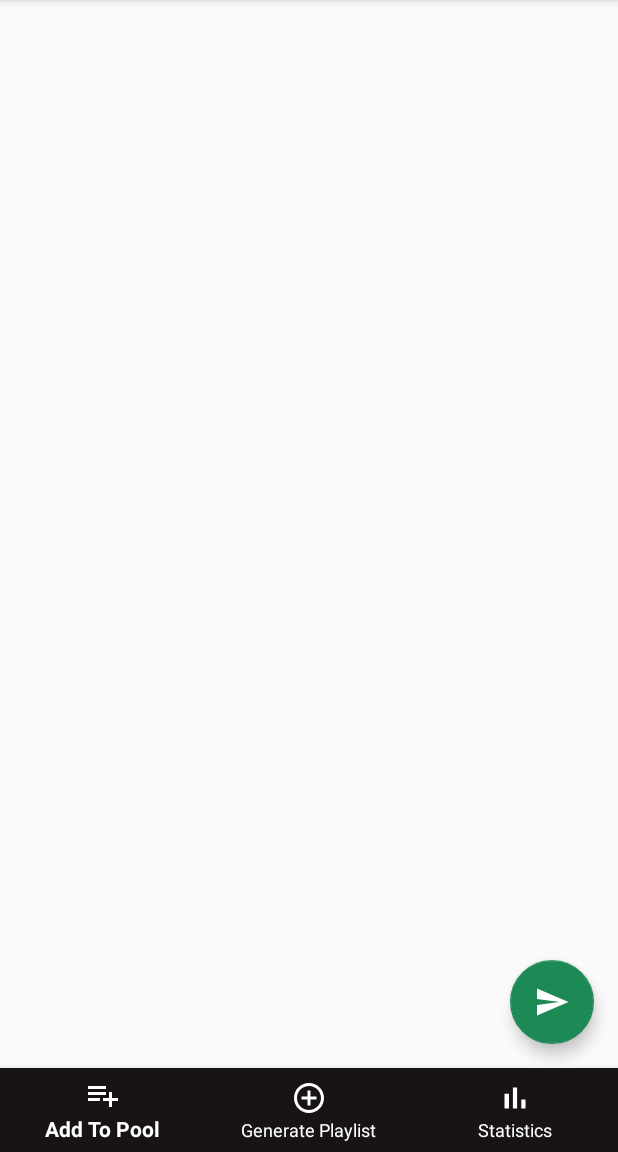
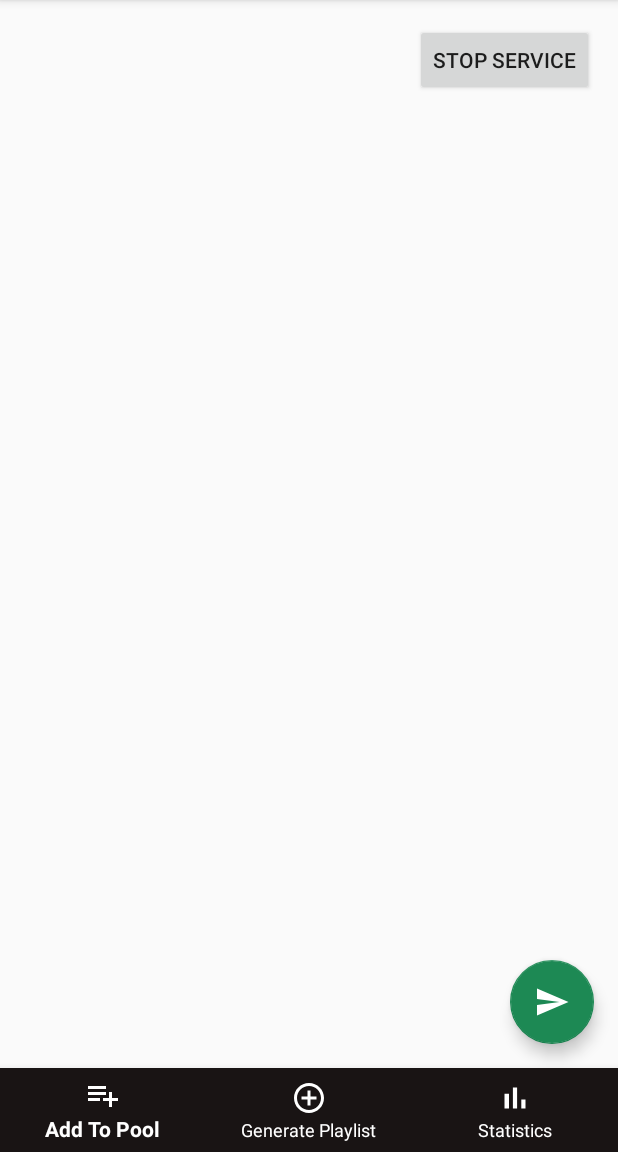
Before and after one commit to LMChavez980/FYP-Moodify, an Android app: the fragment AddToPoolFrag placed in its activity, on a phone screen of 412 x 824 dp, the part 84-1236 px from its top. Run offline under Robolectric (Android 15) with nearby library versions, the phone set to English and light mode, and no system bars; libraries missing offline, so code that uses them is left out: com.spotify.android, kaaes.spotify.webapi, retrofit.client; 3 statements that could not run were skipped.

Commit message:
Added Retrofit and Foreground Service

```diff
--- a/MoodifyApp/app/build.gradle
+++ b/MoodifyApp/app/build.gradle
@@ -37,6 +37,7 @@ repositories {
 dependencies {
     implementation fileTree(dir: "libs", include: ["*.jar"])
     implementation 'com.spotify.android:auth:1.2.3'
+    implementation 'com.github.PhilJay:MPAndroidChart:v3.1.0'
     implementation 'androidx.appcompat:appcompat:1.2.0'
     implementation 'androidx.constraintlayout:constraintlayout:2.0.4'
     implementation "androidx.coordinatorlayout:coordinatorlayout:1.1.0"
@@ -44,9 +45,11 @@ dependencies {
     implementation 'com.google.android.material:material:1.0.0'
     implementation 'com.github.kaaes:spotify-web-api-android:0.4.1'
     implementation 'com.android.volley:volley:1.1.1'
+    implementation 'com.squareup.retrofit2:converter-gson:2.9.0'
     testImplementation 'junit:junit:4.12'
     implementation project(':spotify-app-remote')
     implementation "com.google.code.gson:gson:2.8.5"
+    implementation 'com.squareup.retrofit2:retrofit:2.9.0'
     androidTestImplementation 'androidx.test.ext:junit:1.1.2'
     androidTestImplementation 'androidx.test.espresso:espresso-core:3.3.0'
 
--- a/MoodifyApp/app/src/main/AndroidManifest.xml
+++ b/MoodifyApp/app/src/main/AndroidManifest.xml
@@ -3,6 +3,7 @@
     package="com.fypmood.moodify">
 
     <uses-permission android:name="android.permission.INTERNET" />
+    <uses-permission android:name="android.permission.FOREGROUND_SERVICE"/>
 
     <application
         android:allowBackup="true"
@@ -11,6 +12,10 @@
         android:roundIcon="@mipmap/ic_launcher_round"
         android:supportsRtl="true"
         android:theme="@style/AppTheme">
+        <service android:name=".AnalyzeService"
+            android:enabled="true"
+            android:exported="false">
+        </service>
         <activity android:name="com.fypmood.moodify.SplashActivity">
             <intent-filter>
                 <action android:name="android.intent.action.MAIN" />
--- a/MoodifyApp/app/src/main/java/com/fypmood/moodify/AddToPoolFrag.java
+++ b/MoodifyApp/app/src/main/java/com/fypmood/moodify/AddToPoolFrag.java
@@ -1,5 +1,6 @@
 package com.fypmood.moodify;
 
+import android.content.Intent;
 import android.content.SharedPreferences;
 import android.os.Bundle;
 import android.util.Log;
@@ -7,8 +8,10 @@ import android.util.SparseBooleanArray;
 import android.view.LayoutInflater;
 import android.view.View;
 import android.view.ViewGroup;
+import android.widget.Button;
 import android.widget.Toast;
 
+import androidx.core.content.ContextCompat;
 import androidx.fragment.app.Fragment;
 import androidx.recyclerview.widget.LinearLayoutManager;
 import androidx.recyclerview.widget.RecyclerView;
@@ -66,17 +69,33 @@ public class AddToPoolFrag extends Fragment {
                         List<PlaylistSimple> mPlaylists = mExPlaylistAdapter.getmPlaylistList();
                         SparseBooleanArray chosen = mExPlaylistAdapter.getCheckBoxState();
                         String id = "";
-                        for(int i = 1; i < len; i++)
-                        {
-                            if(chosen.get(i))
-                            {
+                        for(int i = 1; i < len; i++) {
+                            if (chosen.get(i)) {
                                 id = mPlaylists.get(i).id;
                                 mPlaylistsIds.add(id);
                             }
                         }
                         Toast.makeText(getContext(), mPlaylistsIds.toString(), Toast.LENGTH_LONG).show();
+                        Intent serviceIntent = new Intent(mainActivity, AnalyzeService.class);
+                        serviceIntent.putExtra("inputExtra", "Analyze Foreground Service");
+                        mainActivity.startForegroundService(serviceIntent);
+                        Toast.makeText(getContext(), "Service Started", Toast.LENGTH_LONG).show();
+                        Log.i("ATP", "Service Started");
+                    }
+
+                });
+
+                Button stopServiceBtn = rootView.findViewById(R.id.test_button);
+                stopServiceBtn.setOnClickListener(new View.OnClickListener() {
+                    @Override
+                    public void onClick(View v) {
+                        Intent serviceIntent = new Intent(mainActivity, AnalyzeService.class);
+                        Toast.makeText(getContext(), "Stopping Service", Toast.LENGTH_LONG).show();
+                        mainActivity.stopService(serviceIntent);
+                        Log.i("ATP", "Service Stopped");
                     }
                 });
+
             }
 
             @Override
--- a/MoodifyApp/app/src/main/res/layout/activity_splash.xml
+++ b/MoodifyApp/app/src/main/res/layout/activity_splash.xml
@@ -4,14 +4,14 @@
     xmlns:tools="http://schemas.android.com/tools"
     android:layout_width="match_parent"
     android:layout_height="match_parent"
-    android:background="#673AB7">
+    android:background="@color/SpotifyBlack">
 
     <TextView
         android:id="@+id/textView"
         android:layout_width="164dp"
         android:layout_height="45dp"
         android:text="@string/app_name"
-        android:textColor="@android:color/white"
+        android:textColor="@color/SpotifyGreen"
         android:textSize="24sp"
         app:layout_constraintBottom_toBottomOf="parent"
         app:layout_constraintEnd_toEndOf="parent"
--- a/MoodifyApp/app/src/main/res/layout/fragment_pool.xml
+++ b/MoodifyApp/app/src/main/res/layout/fragment_pool.xml
@@ -28,4 +28,13 @@
         app:backgroundTint="@color/SpotifyGreen"
         app:srcCompat="@drawable/ic_baseline_send_24" />
 
+    <Button
+        android:id="@+id/test_button"
+        android:layout_width="wrap_content"
+        android:layout_height="wrap_content"
+        android:layout_gravity="top|end"
+        android:layout_margin="16dp"
+        android:clickable="true"
+        android:text="Stop Service" />
+
 </androidx.coordinatorlayout.widget.CoordinatorLayout>
```
Also changed, not shown: MoodifyApp/app/src/main/java/com/fypmood/moodify/AnalyzeService.java (added, +65 -0 lines).
